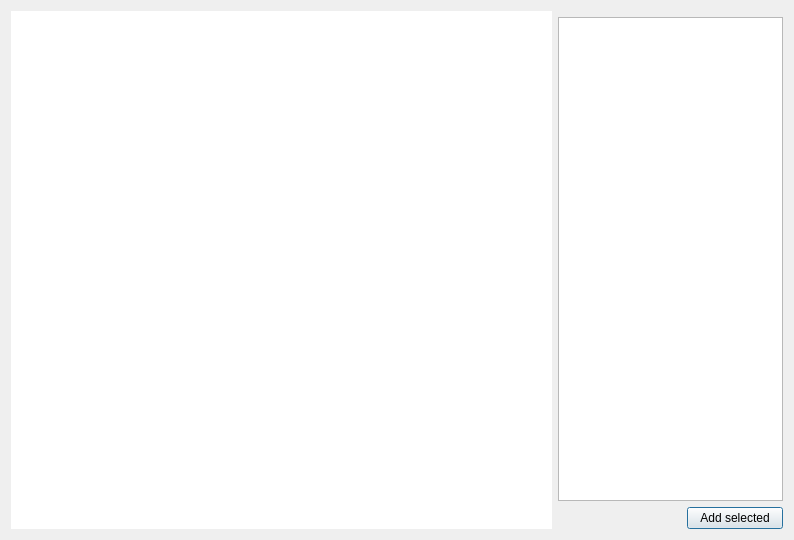
The window that src/UI/Dialogs/listCharactersDialog.ui (SvRTM/FontConverter) describes before a commit, drawn with Qt 5.
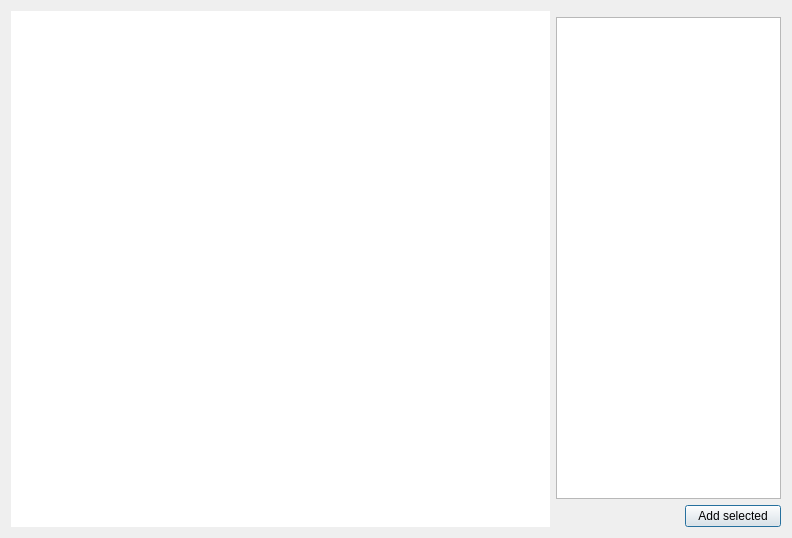
The same window after the commit.

Diff of the .ui file:
```diff
--- a/src/UI/Dialogs/listCharactersDialog.ui
+++ b/src/UI/Dialogs/listCharactersDialog.ui
@@ -6,8 +6,8 @@
    <rect>
     <x>0</x>
     <y>0</y>
-    <width>794</width>
-    <height>540</height>
+    <width>792</width>
+    <height>538</height>
    </rect>
   </property>
   <property name="windowTitle">
```
Left out of the diff: 8 changed lines with no effect on the pictures.
